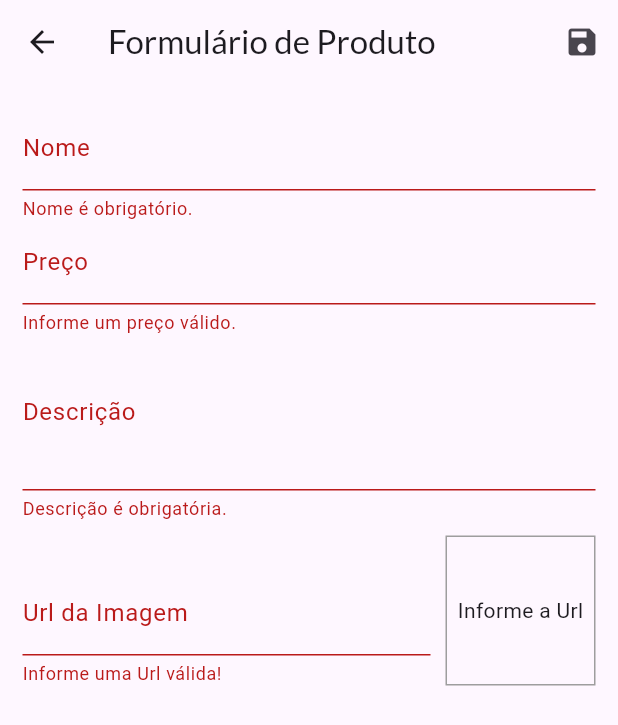
After one commit to Mur1love/ShopApp, a Flutter app: the ProductFormPage screen opened by its route, after a tap on the "save" icon, on a phone screen of 412 x 824 dp. The commit adds this screen. Shown: the top 725 px of the screen. Run offline on Flutter 3.47's test engine with Material 3 defaults, Android fonts, the phone set to English and light mode, and no system bars; network calls fail.

Commit message:
Formulario de Produtos

```diff
--- a/lib/components/product_grid.dart
+++ b/lib/components/product_grid.dart
@@ -1,6 +1,6 @@
 import 'package:flutter/material.dart';
 import 'package:provider/provider.dart';
-import 'package:shop/components/product_item.dart';
+import 'package:shop/components/product_grid_item.dart';
 import 'package:shop/models/product.dart';
 import 'package:shop/models/product_list.dart';
 
@@ -20,7 +20,7 @@ class ProductGrid extends StatelessWidget {
       itemCount: loadedProducts.length,
       itemBuilder: (ctx, i) => ChangeNotifierProvider.value(
         value: loadedProducts[i],
-        child: const ProductItem(),
+        child: const ProductGridItem(),
       ),
       gridDelegate: const SliverGridDelegateWithFixedCrossAxisCount(
         crossAxisCount: 2,
--- a/lib/main.dart
+++ b/lib/main.dart
@@ -7,7 +7,10 @@ import 'package:shop/pages/cart_page.dart';
 import 'package:shop/pages/orders_page.dart';
 import 'package:shop/pages/product_datail_page.dart';
 import 'package:shop/pages/products_overview_page.dart';
+import 'package:shop/pages/products_page.dart';
 import 'package:shop/utils/app_routes.dart';
+
+import 'pages/product_form_page.dart';
 
 void main() {
   runApp(const MyApp());
@@ -51,6 +54,8 @@ class MyApp extends StatelessWidget {
           AppRoutes.CART: (ctx) => const CartPage(),
           AppRoutes.HOME: (ctx) => const ProductsOverviewPage(),
           AppRoutes.ORDERS: (ctx) => const OrderPage(),
+          AppRoutes.PRODUCTS: (ctx) => const ProductsPage(),
+          AppRoutes.PRODUCT_FORM: (ctx) => const ProductFormPage(),
         },
       ),
     );
--- /dev/null
+++ b/lib/pages/product_form_page.dart
@@ -0,0 +1,229 @@
+// ignore_for_file: no_leading_underscores_for_local_identifiers
+
+import 'package:flutter/material.dart';
+import 'package:provider/provider.dart';
+import 'package:shop/models/product.dart';
+import 'package:shop/models/product_list.dart';
+
+class ProductFormPage extends StatefulWidget {
+  const ProductFormPage({Key? key}) : super(key: key);
+
+  @override
+  State<ProductFormPage> createState() => _ProductFormPageState();
+}
+
+class _ProductFormPageState extends State<ProductFormPage> {
+  final _priceFocus = FocusNode();
+  final _descriptionFocus = FocusNode();
+
+  final _imageUrlFocus = FocusNode();
+  final _imageUrlController = TextEditingController();
+
+  final _formKey = GlobalKey<FormState>();
+  final _formData = <String, Object>{};
+
+  @override
+  void initState() {
+    super.initState();
+    _imageUrlFocus.addListener(updateImage);
+  }
+
+  @override
+  void didChangeDependencies() {
+    super.didChangeDependencies();
+
+    if (_formData.isEmpty) {
+      final arg = ModalRoute.of(context)?.settings.arguments;
+      if (arg != null) {
+        final product = arg as Product;
+        _formData['id'] = product.id;
+        _formData['name'] = product.name;
+        _formData['price'] = product.price;
+        _formData['description'] = product.description;
+        _formData['imgUrl'] = product.imgUrl;
+
+        _imageUrlController.text = product.imgUrl;
+      }
+    }
+  }
+
+  @override
+  void dispose() {
+    super.dispose();
+    _priceFocus.dispose();
+    _descriptionFocus.dispose();
+
+    _imageUrlFocus.removeListener(updateImage);
+    _imageUrlFocus.dispose();
+  }
+
+  void updateImage() {
+    setState(() {});
+  }
+
+  bool isValidImageUrl(String url) {
+    bool isValidUrl = Uri.tryParse(url)?.hasAbsolutePath ?? false;
+    bool endsWithFile = url.toLowerCase().endsWith('.png') ||
+        url.toLowerCase().endsWith('.jpg') ||
+        url.toLowerCase().endsWith('.jpeg');
+    return isValidUrl && endsWithFile;
+  }
+
+  void _submitForm() {
+    final isValid = _formKey.currentState?.validate() ?? false;
+
+    if (!isValid) {
+      return;
+    }
+
+    _formKey.currentState?.save();
+
+    Provider.of<ProductList>(
+      context,
+      listen: false,
+    ).saveProduct(_formData);
+    Navigator.of(context).pop();
+  }
+
+  @override
+  Widget build(BuildContext context) {
+    return Scaffold(
+      appBar: AppBar(
+        title: const Text('Formulário de Produto'),
+        actions: [
+          IconButton(
+            onPressed: _submitForm,
+            icon: const Icon(Icons.save),
+          )
+        ],
+      ),
+      body: Padding(
+        padding: const EdgeInsets.all(15),
+        child: Form(
+          key: _formKey,
+          child: ListView(
+            children: [
+              TextFormField(
+                initialValue: _formData['name']?.toString(),
+                decoration: const InputDecoration(labelText: 'Nome'),
+                textInputAction: TextInputAction.next,
+                onFieldSubmitted: (_) {
+                  FocusScope.of(context).requestFocus(_priceFocus);
+                },
+                onSaved: (name) => _formData['name'] = name ?? '',
+                validator: (_name) {
+                  final name = _name ?? '';
+
+                  if (name.trim().isEmpty) {
+                    return 'Nome é obrigatório.';
+                  }
+
+                  if (name.trim().length < 3) {
+                    return 'Nome precisa no mínimo de 3 letras.';
+                  }
+
+                  return null;
+                },
+              ),
+              TextFormField(
+                initialValue: _formData['price']?.toString(),
+                decoration: const InputDecoration(labelText: 'Preço'),
+                textInputAction: TextInputAction.next,
+                focusNode: _priceFocus,
+                keyboardType: const TextInputType.numberWithOptions(
+                  decimal: true,
+                  signed: true,
+                ),
+                onFieldSubmitted: (_) {
+                  FocusScope.of(context).requestFocus(_descriptionFocus);
+                },
+                onSaved: (price) =>
+                    _formData['price'] = double.parse(price ?? '0'),
+                validator: (_price) {
+                  final priceString = _price ?? '';
+                  final price = double.tryParse(priceString) ?? -1;
+
+                  if (price <= 0) {
+                    return 'Informe um preço válido.';
+                  }
+
+                  return null;
+                },
+              ),
+              TextFormField(
+                initialValue: _formData['description']?.toString(),
+                decoration: const InputDecoration(labelText: 'Descrição'),
+                focusNode: _descriptionFocus,
+                keyboardType: TextInputType.multiline,
+                maxLines: 3,
+                onSaved: (description) =>
+                    _formData['description'] = description ?? '',
+                validator: (_description) {
+                  final description = _description ?? '';
+
+                  if (description.trim().isEmpty) {
+                    return 'Descrição é obrigatória.';
+                  }
+
+                  if (description.trim().length < 10) {
+                    return 'Descrição precisa no mínimo de 10 letras.';
+                  }
+
+                  return null;
+                },
+              ),
+              Row(
+                crossAxisAlignment: CrossAxisAlignment.end,
+                children: [
+                  Expanded(
+                    child: TextFormField(
+                      decoration:
+                          const InputDecoration(labelText: 'Url da Imagem'),
+                      keyboardType: TextInputType.url,
+                      textInputAction: TextInputAction.done,
+                      focusNode: _imageUrlFocus,
+                      controller: _imageUrlController,
+                      onFieldSubmitted: (_) => _submitForm(),
+                      onSaved: (imageUrl) =>
+                          _formData['imageUrl'] = imageUrl ?? '',
+                      validator: (_imageUrl) {
+                        final imageUrl = _imageUrl ?? '';
+
+                        if (!isValidImageUrl(imageUrl)) {
+                          return 'Informe uma Url válida!';
+                        }
+
+                        return null;
+                      },
+                    ),
+                  ),
+                  Container(
+                    height: 100,
+                    width: 100,
+                    margin: const EdgeInsets.only(
+                      top: 10,
+                      left: 10,
+                    ),
+                    decoration: BoxDecoration(
+                      border: Border.all(
+                        color: Colors.grey,
+                        width: 1,
+                      ),
+                    ),
+                    alignment: Alignment.center,
+                    child: _imageUrlController.text.isEmpty
+                        ? const Text('Informe a Url')
+                        : FittedBox(
+                            fit: BoxFit.cover,
+                            child: Image.network(_imageUrlController.text),
+                          ),
+                  ),
+                ],
+              ),
+            ],
+          ),
+        ),
+      ),
+    );
+  }
+}
--- a/lib/utils/app_routes.dart
+++ b/lib/utils/app_routes.dart
@@ -5,5 +5,7 @@ class AppRoutes {
   static const PRODUCT_DATAIL = '/product_datail';
   static const CART = '/cart';
   static const ORDERS = '/orders';
+  static const PRODUCTS = '/products';
+  static const PRODUCT_FORM = '/product_form';
 
 }
```
Also changed, not shown: lib/components/app_drawer.dart (+10 -0 lines), lib/components/cart_item_widget.dart (+23 -0 lines), lib/components/product_grid_item.dart (added, +77 -0 lines), lib/components/product_item.dart (+45 -45 lines), lib/models/cart.dart (+22 -0 lines), lib/models/product_list.dart (+44 -0 lines), lib/pages/cart_page.dart (+19 -6 lines), lib/pages/products_page.dart (added, +41 -0 lines).
